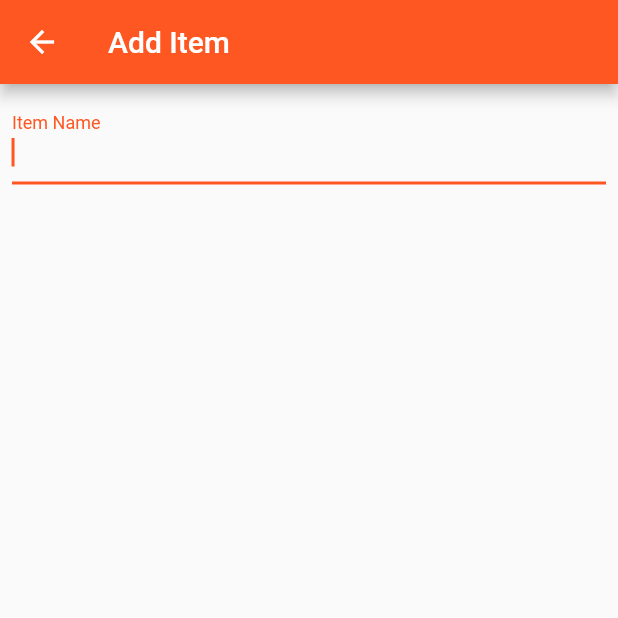
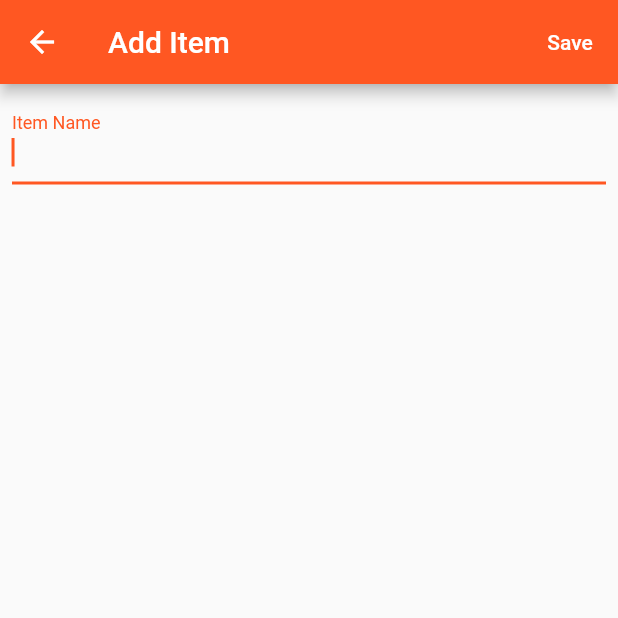
Before and after one commit to samhiggs/playground-flutter, a Flutter app: the AddGroceryItemScreen screen opened by its route, on a phone screen of 412 x 824 dp, the top half of it. Run offline on Flutter 3.47's test engine with Material 2 defaults, Android fonts, the phone set to English and light mode, and no system bars; our stand-ins replace flutter_riverpod, get_it.

Commit message:
feat: :sparkles: add save button

```diff
--- a/frontend/startup_generator/lib/screens/add_grocery_item_screen.dart
+++ b/frontend/startup_generator/lib/screens/add_grocery_item_screen.dart
@@ -29,12 +29,43 @@ class _AddGroceryItemScreenState extends State<AddGroceryItemScreen> {
     if (mounted) setState(f);
   }
 
+  void handleSave() async {
+    if (formProvider.isProcessing) {
+      return;
+    }
+
+    final newItem = await formProvider.saveItem();
+    if (newItem != null) {
+      print(newItem.name);
+    } else {
+      //TODO: show some error
+    }
+  }
+
   @override
   Widget build(BuildContext context) {
     return Scaffold(
-      appBar: AppBar(
-        title: Text("Add Item"),
-      ),
+      appBar: AppBar(title: Text("Add Item"), actions: [
+        formProvider.isProcessing
+            ? Container(
+                width: 24,
+                height: 24,
+                padding: const EdgeInsets.all(2.0),
+                alignment: Alignment.center,
+                child: CircularProgressIndicator(
+                  strokeWidth: 3,
+                  color: Colors.white,
+                  // valueColor: AlwaysStoppedAnimation(Colors.white),
+                ),
+              )
+            : TextButton(
+                onPressed: handleSave,
+                child: Text("Save",
+                    style: TextStyle(
+                      color: Colors.white,
+                    )),
+              ),
+      ]),
       body: Form(
         key: formProvider.form,
         child: Padding(
```
Also changed, not shown: frontend/startup_generator/lib/providers/grocery_item_form_provider.dart (+20 -3 lines).
